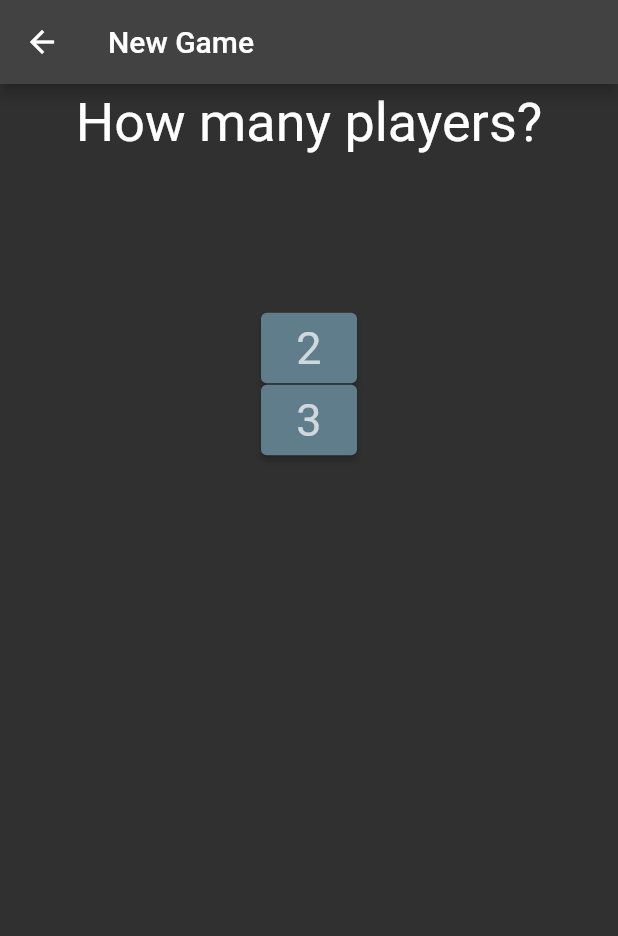
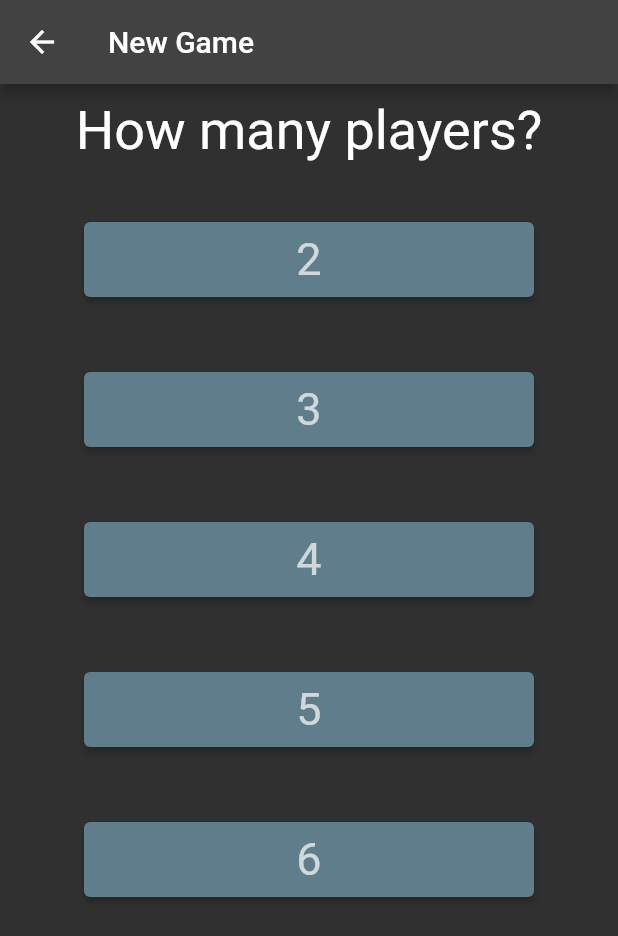
Before and after one commit to wrp94/Silicon, a Flutter app: the NewGame screen opened by its route, on a phone screen of 412 x 824 dp. Shown: the top 936 px of the screen. Run offline on Flutter 3.47's test engine with Material 2 defaults, Android fonts, the phone set to English and light mode, and no system bars.

Commit message:
changed button sizes

```diff
--- a/lib/main.dart
+++ b/lib/main.dart
@@ -120,7 +120,7 @@ class _NewGameState extends State<NewGame> {
           child: Column(
             children: const [
               Padding(
-                padding: EdgeInsets.all(5),
+                padding: EdgeInsets.all(10),
                 child: Text(
                   "How many players?",
                   style: TextStyle(
@@ -128,9 +128,16 @@ class _NewGameState extends State<NewGame> {
                   ),
                 ),
               ),
-              SizedBox(width: 200.0, height: 100.0),
+              SizedBox(width: 200.0, height: 30.0),
               PlayerButton(2),
+              SizedBox(height: 50,),
               PlayerButton(3),
+              SizedBox(height: 50,),
+              PlayerButton(4),
+              SizedBox(height: 50,),
+              PlayerButton(5),
+              SizedBox(height: 50,),
+              PlayerButton(6),
             ],
           ),
         ),
@@ -163,6 +170,7 @@ class PlayerButtonState extends State<PlayerButton> {
         backgroundColor: MaterialStateProperty.all(Colors.blueGrey),
         textStyle: MaterialStateProperty.all(
             const TextStyle(fontSize: 40)),
+        minimumSize: MaterialStateProperty.all(const Size(300, 50)),
       ),
       onPressed: () {
         AppStateWidget.of(context)._data.numPlayers = numPlayers;
```
